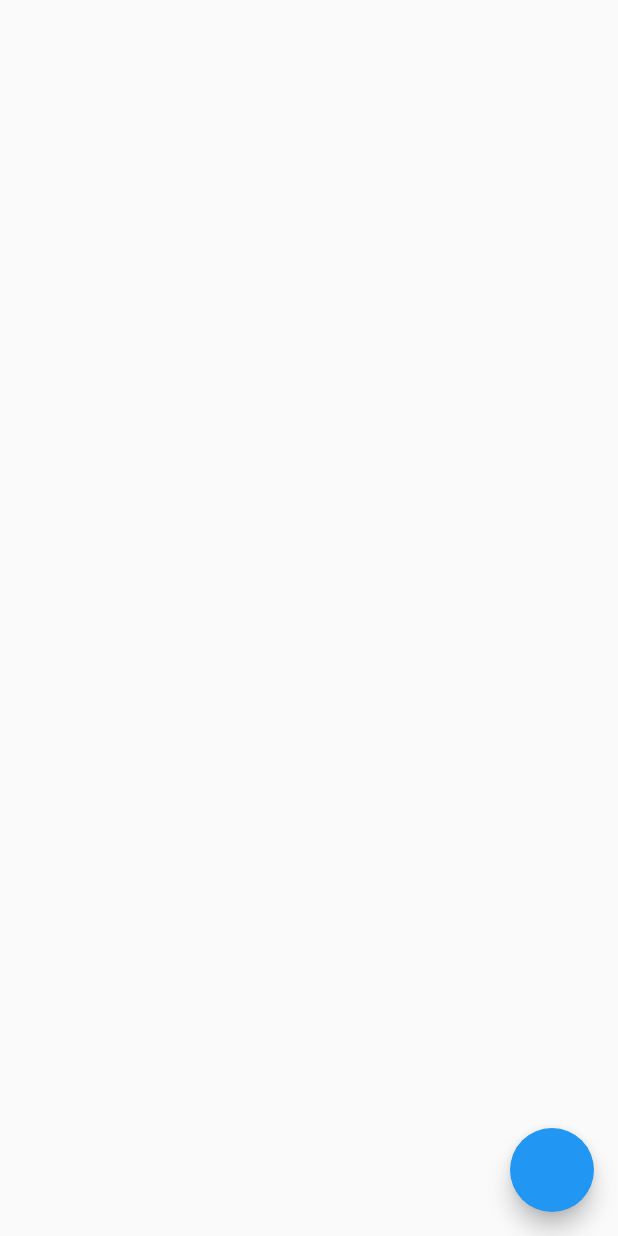
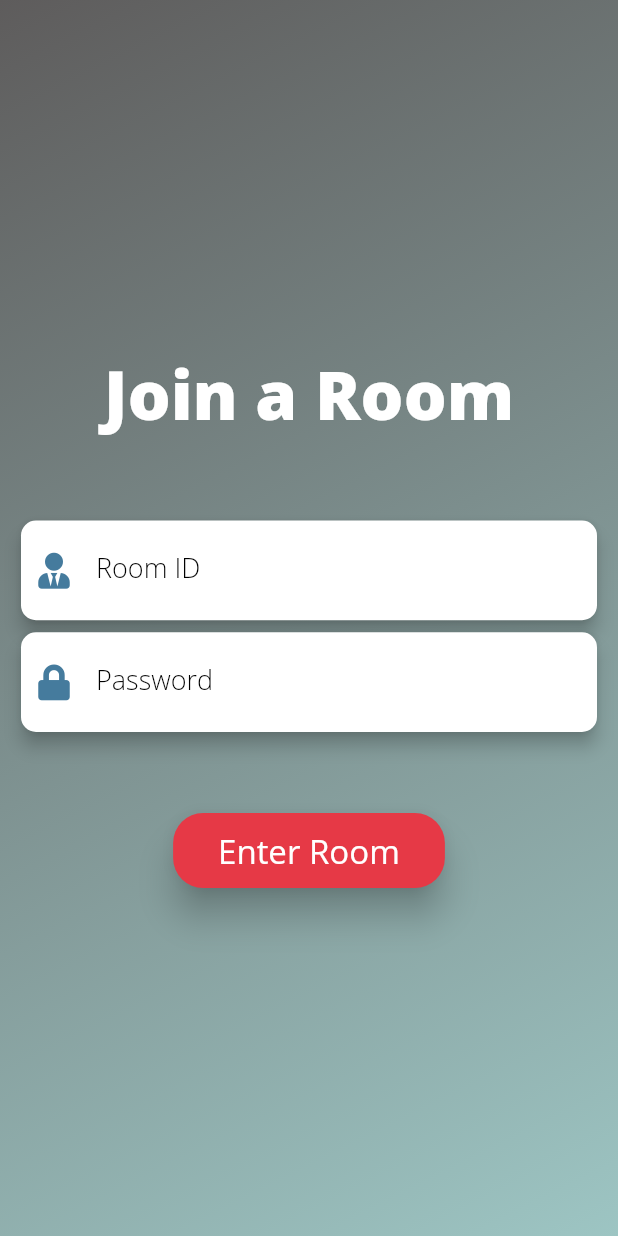
Before and after one commit to jyotirmoy-paul/private-room, a Flutter app: the screen it shows after launch, on a phone screen of 412 x 824 dp. Run offline on Flutter 3.47's test engine with Material 2 defaults, Android fonts, the phone set to English and light mode, and no system bars; our stand-ins replace cloud_firestore, flutter_colorpicker, flutter_speed_dial, font_awesome_flutter; missing offline and left inert: encrypt; accounts and stored records are empty.

Commit message:
encryption finalized - dashboard enter function implemented

```diff
--- a/lib/main.dart
+++ b/lib/main.dart
@@ -11,7 +11,7 @@ class MyApp extends StatelessWidget {
     return MaterialApp(
       title: 'Private Room',
       debugShowCheckedModeBanner: false,
-      home: DashboardScreen(),
+      home: Scaffold(body: DashboardScreen()),
     );
   }
 }
--- a/lib/screens/dashboard_screen.dart
+++ b/lib/screens/dashboard_screen.dart
@@ -1,5 +1,11 @@
+import 'package:cloud_firestore/cloud_firestore.dart';
+import 'package:flutter/cupertino.dart';
 import 'package:flutter/material.dart';
-import 'package:privateroom/screens/drawing_screen/drawing_screen.dart';
+import 'package:font_awesome_flutter/font_awesome_flutter.dart';
+import 'package:privateroom/screens/messaging_screen/messaging_screen.dart';
+import 'package:privateroom/services/encryption_service.dart';
+import 'package:privateroom/utility/firebase_constants.dart';
+import 'package:privateroom/utility/ui_constants.dart';
 
 class DashboardScreen extends StatefulWidget {
   @override
@@ -7,24 +13,167 @@ class DashboardScreen extends StatefulWidget {
 }
 
 class _DashboardScreenState extends State<DashboardScreen> {
-  var info;
+  final _firestore = Firestore.instance;
+  final _roomIdController = TextEditingController();
+  final _passwordController = TextEditingController();
+
+  void showError(String error) {
+    Scaffold.of(context).showSnackBar(
+      SnackBar(
+        backgroundColor: kImperialRed,
+        content: Text(
+          error,
+          style: kLabelTextStyle.copyWith(color: kWhite),
+        ),
+      ),
+    );
+  }
+
+  void navigate() {
+    final route = MaterialPageRoute(
+      builder: (ctx) => MessagingScreen(),
+    );
+    Navigator.pushReplacement(context, route);
+  }
+
+  void enterRoom(String roomId, String password) async {
+    try {
+      assert(roomId != null && roomId.isNotEmpty);
+      assert(password != null && password.isNotEmpty);
+
+      final docSnapshot =
+          await _firestore.collection(kRoomCollection).document(roomId).get();
+
+      if (docSnapshot.exists) {
+        final data = docSnapshot.data;
+
+        String actualRoomId = data[kRoomId];
+        String encryptedRoomId = data[kEncryptedRoomId];
+        String decryptedRoomId = '';
+
+        try {
+          decryptedRoomId = EncryptionService.decrypt(
+              actualRoomId, password, encryptedRoomId);
+        } catch (_) {
+          showError('Wrong Password');
+          return;
+        }
+
+        if (decryptedRoomId == roomId) {
+          navigate();
+          return;
+        }
+      } else {
+        showError('Room does not exists');
+      }
+    } catch (_) {
+      showError('Invalid Room ID');
+    }
+  }
+
+  @override
+  void dispose() {
+    _roomIdController.dispose();
+    _passwordController.dispose();
+    super.dispose();
+  }
 
   @override
   Widget build(BuildContext context) {
-    return Scaffold(
-      body: Center(
-        child: info != null ? Image.memory(info) : Container(),
+    var sizedBoxHeight = SizedBox(height: 50.0);
+
+    var headingText = Text(
+      'Join a Room',
+      style: kHeadingTextStyle,
+      textAlign: TextAlign.center,
+    );
+
+    var enterRoomButton = RaisedButton(
+      child: Text(
+        'Enter Room',
+        style: kGeneralTextStyle,
       ),
-      floatingActionButton: FloatingActionButton(
-        onPressed: () async {
-          var i = await Navigator.of(context).push(MaterialPageRoute(
-            builder: (ctx) => DrawingScreen(),
-          ));
+      shape: RoundedRectangleBorder(
+        borderRadius: BorderRadius.circular(20.0),
+      ),
+      elevation: 10.0,
+      padding: const EdgeInsets.symmetric(horizontal: 30.0, vertical: 10.0),
+      color: kImperialRed,
+      splashColor: kWhite,
+      onPressed: () => enterRoom(
+        _roomIdController.text.trim(),
+        _passwordController.text.trim(),
+      ),
+    );
 
-          setState(() {
-            info = i;
-          });
-        },
+    var textFieldRoomId = Card(
+      shape: RoundedRectangleBorder(
+        borderRadius: BorderRadius.circular(10.0),
+      ),
+      elevation: 5.0,
+      child: Padding(
+        padding: EdgeInsets.symmetric(horizontal: 10.0),
+        child: TextField(
+          style: kLabelTextStyle,
+          controller: _roomIdController,
+          decoration: InputDecoration(
+            icon: Icon(FontAwesomeIcons.userTie, color: kSteelBlue),
+            labelText: 'Room ID',
+            labelStyle: kLightLabelTextStyle,
+            border: InputBorder.none,
+          ),
+        ),
+      ),
+    );
+
+    var textFieldRoomPassword = Card(
+      shape: RoundedRectangleBorder(
+        borderRadius: BorderRadius.circular(10.0),
+      ),
+      elevation: 5.0,
+      child: Padding(
+        padding: EdgeInsets.symmetric(horizontal: 10.0),
+        child: TextField(
+          controller: _passwordController,
+          style: kLabelTextStyle,
+          obscureText: true,
+          keyboardType: TextInputType.visiblePassword,
+          decoration: InputDecoration(
+            icon: Icon(FontAwesomeIcons.lock, color: kSteelBlue),
+            labelText: 'Password',
+            labelStyle: kLightLabelTextStyle,
+            border: InputBorder.none,
+          ),
+        ),
+      ),
+    );
+
+    var boxDecoration = BoxDecoration(
+      gradient: LinearGradient(
+        begin: Alignment.topLeft,
+        end: Alignment.bottomRight,
+        colors: [
+          Color(0xff5E5C5C),
+          Color(0xff9DC5C3),
+        ],
+      ),
+    );
+
+    return Container(
+      decoration: boxDecoration,
+      width: double.infinity,
+      padding: const EdgeInsets.symmetric(horizontal: 10.0),
+      child: Column(
+        mainAxisAlignment: MainAxisAlignment.center,
+        crossAxisAlignment: CrossAxisAlignment.center,
+        children: <Widget>[
+          headingText,
+          sizedBoxHeight,
+          textFieldRoomId,
+          textFieldRoomPassword,
+          sizedBoxHeight,
+          enterRoomButton,
+        ],
       ),
     );
   }
--- /dev/null
+++ b/lib/utility/firebase_constants.dart
@@ -0,0 +1,4 @@
+const kRoomCollection = 'rooms';
+
+const kRoomId = 'roomId';
+const kEncryptedRoomId = 'encryptedRoomId';
--- a/lib/utility/ui_constants.dart
+++ b/lib/utility/ui_constants.dart
@@ -2,12 +2,32 @@ import 'package:flutter/material.dart';
 
 // Colors used in app
 const Color kImperialRed = Color(0xffE63946);
-const Color kBabyPowderWhite = Color(0xffFCFCFC);
+const Color kWhite = Color(0xffFFFFFF);
 const Color kSteelBlue = Color(0xff457B9D);
 const Color kBlack = Color(0xff000000);
+
+const kLightLabelTextStyle = TextStyle(
+  fontSize: 18.0,
+  fontFamily: 'OpenSans',
+  fontWeight: FontWeight.w100,
+  color: kBlack,
+);
 
 const kLabelTextStyle = TextStyle(
   fontSize: 18.0,
   fontFamily: 'OpenSans',
-  color: Colors.black,
+  color: kBlack,
 );
+
+const kGeneralTextStyle = TextStyle(
+  fontSize: 22.0,
+  fontFamily: 'OpenSans',
+  color: kWhite,
+);
+
+const kHeadingTextStyle = TextStyle(
+  fontSize: 45.0,
+  fontFamily: 'OpenSans',
+  fontWeight: FontWeight.w900,
+  color: kWhite,
+);
```
Also changed, not shown: lib/screens/messaging_screen/messaging_screen.dart (added, +13 -0 lines), lib/services/encryption_service.dart (added, +50 -0 lines), 1 other file.
